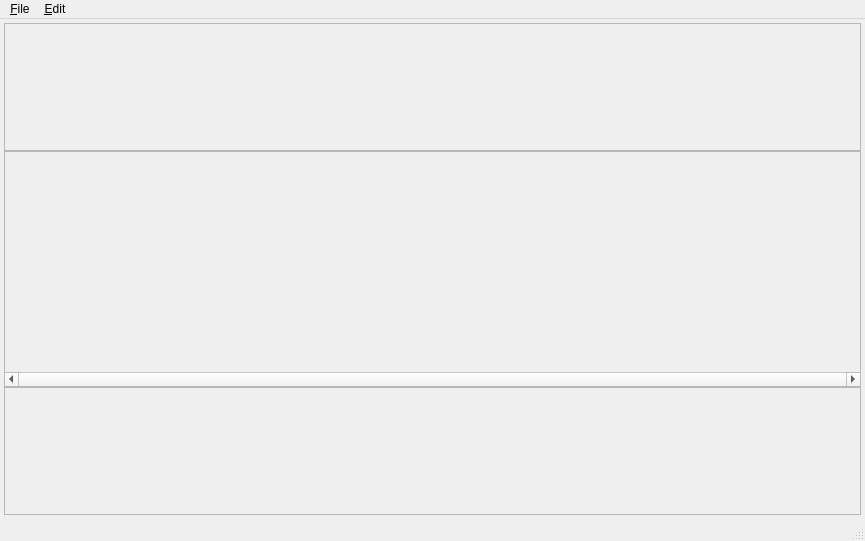
Before: the Qt Designer form app/SingMaze/SingMazeMain.ui in haruneko/stand, drawn with Qt 5.
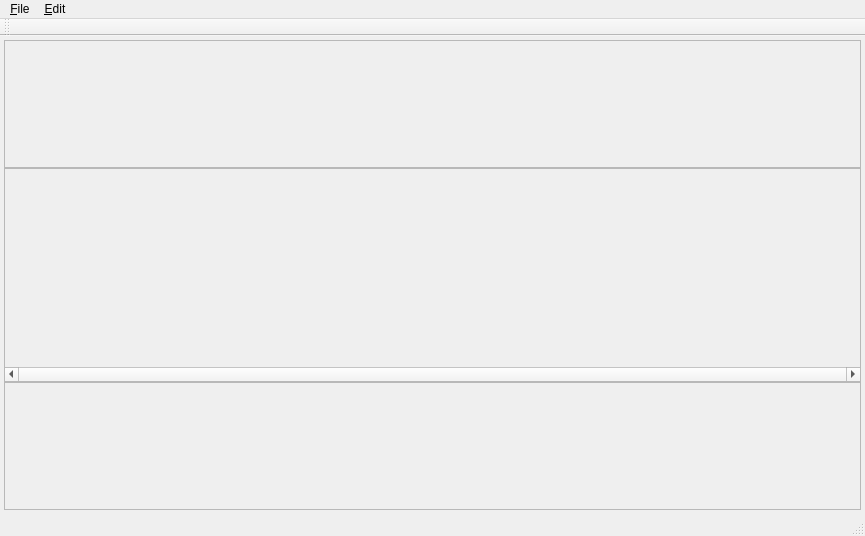
After: the same form once the commit is applied.

Commit message: create a template of GUI

```diff
--- a/app/SingMaze/SingMazeMain.ui
+++ b/app/SingMaze/SingMazeMain.ui
@@ -7,7 +7,7 @@
     <x>0</x>
     <y>0</y>
     <width>865</width>
-    <height>541</height>
+    <height>536</height>
    </rect>
   </property>
   <property name="windowTitle">
@@ -73,7 +73,7 @@
          <x>0</x>
          <y>0</y>
          <width>855</width>
-         <height>211</height>
+         <height>196</height>
         </rect>
        </property>
       </widget>
@@ -145,6 +145,17 @@
    <addaction name="menu_Edit"/>
   </widget>
   <widget class="QStatusBar" name="statusBar"/>
+  <widget class="QToolBar" name="toolBar">
+   <property name="windowTitle">
+    <string>toolBar</string>
+   </property>
+   <attribute name="toolBarArea">
+    <enum>TopToolBarArea</enum>
+   </attribute>
+   <attribute name="toolBarBreak">
+    <bool>false</bool>
+   </attribute>
+  </widget>
   <action name="action_Undo">
    <property name="text">
     <string>&amp;Undo</string>
```
Left out of the diff: 64 changed lines with no effect on the pictures. The commit also changes 7 other files.
